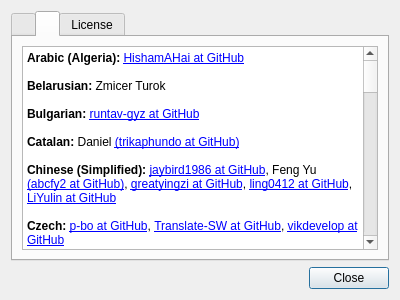
Qt form Kvantum/kvantummanager/about.ui (tsujan/Kvantum) before a commit.
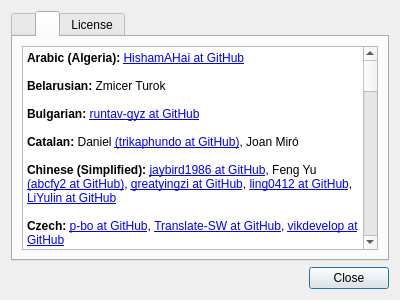
The same form after that commit. The open tabs and pages were chosen to show the change.

```diff
--- a/Kvantum/kvantummanager/about.ui
+++ b/Kvantum/kvantummanager/about.ui
@@ -103,13 +103,13 @@
 &lt;p style=&quot;-qt-paragraph-type:empty; margin-top:0px; margin-bottom:0px; margin-left:0px; margin-right:0px; -qt-block-indent:0; text-indent:0px;&quot;&gt;&lt;br /&gt;&lt;/p&gt;
 &lt;p style=&quot; margin-top:0px; margin-bottom:0px; margin-left:0px; margin-right:0px; -qt-block-indent:0; text-indent:0px;&quot;&gt;&lt;span style=&quot; font-weight:600;&quot;&gt;Bulgarian:&lt;/span&gt; &lt;a href=&quot;https://github.com/runtav-gyz&quot;&gt;runtav-gyz at GitHub&lt;/a&gt;&lt;/p&gt;
 &lt;p style=&quot;-qt-paragraph-type:empty; margin-top:0px; margin-bottom:0px; margin-left:0px; margin-right:0px; -qt-block-indent:0; text-indent:0px;&quot;&gt;&lt;br /&gt;&lt;/p&gt;
-&lt;p style=&quot; margin-top:0px; margin-bottom:0px; margin-left:0px; margin-right:0px; -qt-block-indent:0; text-indent:0px;&quot;&gt;&lt;span style=&quot; font-weight:600;&quot;&gt;Catalan:&lt;/span&gt; Daniel &lt;a href=&quot;https://github.com/trikaphundo&quot;&gt;(trikaphundo at GitHub)&lt;/a&gt;&lt;/p&gt;
+&lt;p style=&quot; margin-top:0px; margin-bottom:0px; margin-left:0px; margin-right:0px; -qt-block-indent:0; text-indent:0px;&quot;&gt;&lt;span style=&quot; font-weight:600;&quot;&gt;Catalan:&lt;/span&gt; Daniel &lt;a href=&quot;https://github.com/trikaphundo&quot;&gt;(trikaphundo at GitHub)&lt;/a&gt;, Joan Miró&lt;/p&gt;
 &lt;p style=&quot;-qt-paragraph-type:empty; margin-top:0px; margin-bottom:0px; margin-left:0px; margin-right:0px; -qt-block-indent:0; text-indent:0px;&quot;&gt;&lt;br /&gt;&lt;/p&gt;
 &lt;p style=&quot; margin-top:0px; margin-bottom:0px; margin-left:0px; margin-right:0px; -qt-block-indent:0; text-indent:0px;&quot;&gt;&lt;span style=&quot; font-weight:600;&quot;&gt;Chinese (Simplified):&lt;/span&gt; &lt;a href=&quot;https://github.com/jaybird1986&quot;&gt;jaybird1986 at GitHub&lt;/a&gt;, Feng Yu &lt;a href=&quot;https://github.com/abcfy2&quot;&gt;(abcfy2 at GitHub)&lt;/a&gt;, &lt;a href=&quot;https://github.com/greatyingzi&quot;&gt;greatyingzi at GitHub&lt;/a&gt;, &lt;a href=&quot;https://github.com/ling0412&quot;&gt;ling0412 at GitHub&lt;/a&gt;, &lt;a href=&quot;https://github.com/LiYulin-s&quot;&gt;LiYulin at GitHub&lt;/a&gt;&lt;/p&gt;
 &lt;p style=&quot;-qt-paragraph-type:empty; margin-top:0px; margin-bottom:0px; margin-left:0px; margin-right:0px; -qt-block-indent:0; text-indent:0px;&quot;&gt;&lt;br /&gt;&lt;/p&gt;
 &lt;p style=&quot; margin-top:0px; margin-bottom:0px; margin-left:0px; margin-right:0px; -qt-block-indent:0; text-indent:0px;&quot;&gt;&lt;span style=&quot; font-weight:600;&quot;&gt;Czech:&lt;/span&gt; &lt;a href=&quot;https://github.com/p-bo&quot;&gt;p-bo at GitHub&lt;/a&gt;, &lt;a href=&quot;https://github.com/Translate-SW&quot;&gt;Translate-SW at GitHub&lt;/a&gt;, &lt;a href=&quot;https://github.com/vikdevelop&quot;&gt;vikdevelop at GitHub&lt;/a&gt;&lt;/p&gt;
 &lt;p style=&quot;-qt-paragraph-type:empty; margin-top:0px; margin-bottom:0px; margin-left:0px; margin-right:0px; -qt-block-indent:0; text-indent:0px;&quot;&gt;&lt;br /&gt;&lt;/p&gt;
-&lt;p style=&quot; margin-top:0px; margin-bottom:0px; margin-left:0px; margin-right:0px; -qt-block-indent:0; text-indent:0px;&quot;&gt;&lt;span style=&quot; font-weight:600;&quot;&gt;Danish:&lt;/span&gt; &lt;a href=&quot;https://github.com/larshenrikoern&quot;&gt;larshenrikoern at GitHub&lt;/a&gt;&lt;/p&gt;
+&lt;p style=&quot; margin-top:0px; margin-bottom:0px; margin-left:0px; margin-right:0px; -qt-block-indent:0; text-indent:0px;&quot;&gt;&lt;span style=&quot; font-weight:600;&quot;&gt;Danish:&lt;/span&gt; &lt;a href=&quot;https://github.com/larshenrikoern&quot;&gt;larshenrikoern at GitHub&lt;/a&gt;, Carl Andersen&lt;/p&gt;
 &lt;p style=&quot;-qt-paragraph-type:empty; margin-top:0px; margin-bottom:0px; margin-left:0px; margin-right:0px; -qt-block-indent:0; text-indent:0px;&quot;&gt;&lt;br /&gt;&lt;/p&gt;
 &lt;p style=&quot; margin-top:0px; margin-bottom:0px; margin-left:0px; margin-right:0px; -qt-block-indent:0; text-indent:0px;&quot;&gt;&lt;span style=&quot; font-weight:600;&quot;&gt;Dutch:&lt;/span&gt; Heimen Stoffels &lt;a href=&quot;https://github.com/Vistaus&quot;&gt;&lt;span;&gt;(Vistaus at GitHub)&lt;/span&gt;&lt;/a&gt;, &lt;a href=&quot;https://github.com/Pjotr123&quot;&gt;&lt;span;&gt;Pjotr123 at GitHub&lt;/span&gt;&lt;/a&gt;, &lt;a href=&quot;https://github.com/PanderMusubi&quot;&gt;PanderMusubi at GitHub&lt;/a&gt;&lt;/p&gt;
 &lt;p style=&quot;-qt-paragraph-type:empty; margin-top:0px; margin-bottom:0px; margin-left:0px; margin-right:0px; -qt-block-indent:0; text-indent:0px;&quot;&gt;&lt;br /&gt;&lt;/p&gt;
@@ -123,6 +123,8 @@
 &lt;p style=&quot;-qt-paragraph-type:empty; margin-top:0px; margin-bottom:0px; margin-left:0px; margin-right:0px; -qt-block-indent:0; text-indent:0px;&quot;&gt;&lt;br /&gt;&lt;/p&gt;
 &lt;p style=&quot; margin-top:0px; margin-bottom:0px; margin-left:0px; margin-right:0px; -qt-block-indent:0; text-indent:0px;&quot;&gt;&lt;span style=&quot; font-weight:600;&quot;&gt;German:&lt;/span&gt; Ettore Atalan &lt;a href=&quot;https://github.com/Atalanttore&quot;&gt;&lt;span;&gt;(Atalanttore at GitHub)&lt;/span&gt;&lt;/a&gt;, hugo G&lt;/span&gt;&lt;/a&gt;, Roman Volak &lt;a href=&quot;https://github.com/RomanVolak&quot;&gt;&lt;span;&gt;(RomanVolak at GitHub)&lt;/span&gt;&lt;/a&gt;&lt;/p&gt;
 &lt;p style=&quot;-qt-paragraph-type:empty; margin-top:0px; margin-bottom:0px; margin-left:0px; margin-right:0px; -qt-block-indent:0; text-indent:0px;&quot;&gt;&lt;br /&gt;&lt;/p&gt;
+&lt;p style=&quot; margin-top:0px; margin-bottom:0px; margin-left:0px; margin-right:0px; -qt-block-indent:0; text-indent:0px;&quot;&gt;&lt;span style=&quot; font-weight:600;&quot;&gt;Greek:&lt;/span&gt; Dimitrios Glentadakis &lt;a href=&quot;https://github.com/dglent&quot;&gt;&lt;span;&gt;(dglent at GitHub)&lt;/a&gt;&lt;/p&gt;
+&lt;p style=&quot;-qt-paragraph-type:empty; margin-top:0px; margin-bottom:0px; margin-left:0px; margin-right:0px; -qt-block-indent:0; text-indent:0px;&quot;&gt;&lt;br /&gt;&lt;/p&gt;
 &lt;p style=&quot; margin-top:0px; margin-bottom:0px; margin-left:0px; margin-right:0px; -qt-block-indent:0; text-indent:0px;&quot;&gt;&lt;span style=&quot; font-weight:600;&quot;&gt;Hebrew:&lt;/span&gt; itay alush &lt;a href=&quot;https://github.com/itayalush1&quot;&gt;(itayalush1 at GitHub)&lt;/a&gt;, Omer I.S. &lt;a href=&quot;https://github.com/omeritzics&quot;&gt;(omeritzics at GitHub)&lt;/a&gt;&lt;/p&gt;
 &lt;p style=&quot;-qt-paragraph-type:empty; margin-top:0px; margin-bottom:0px; margin-left:0px; margin-right:0px; -qt-block-indent:0; text-indent:0px;&quot;&gt;&lt;br /&gt;&lt;/p&gt;
 &lt;p style=&quot; margin-top:0px; margin-bottom:0px; margin-left:0px; margin-right:0px; -qt-block-indent:0; text-indent:0px;&quot;&gt;&lt;span style=&quot; font-weight:600;&quot;&gt;Hungarian:&lt;/span&gt; &lt;a href=&quot;https://github.com/zoli111&quot;&gt;zoli111 at GitHub&lt;/a&gt;, Ács Zoltán&lt;/p&gt;
```
